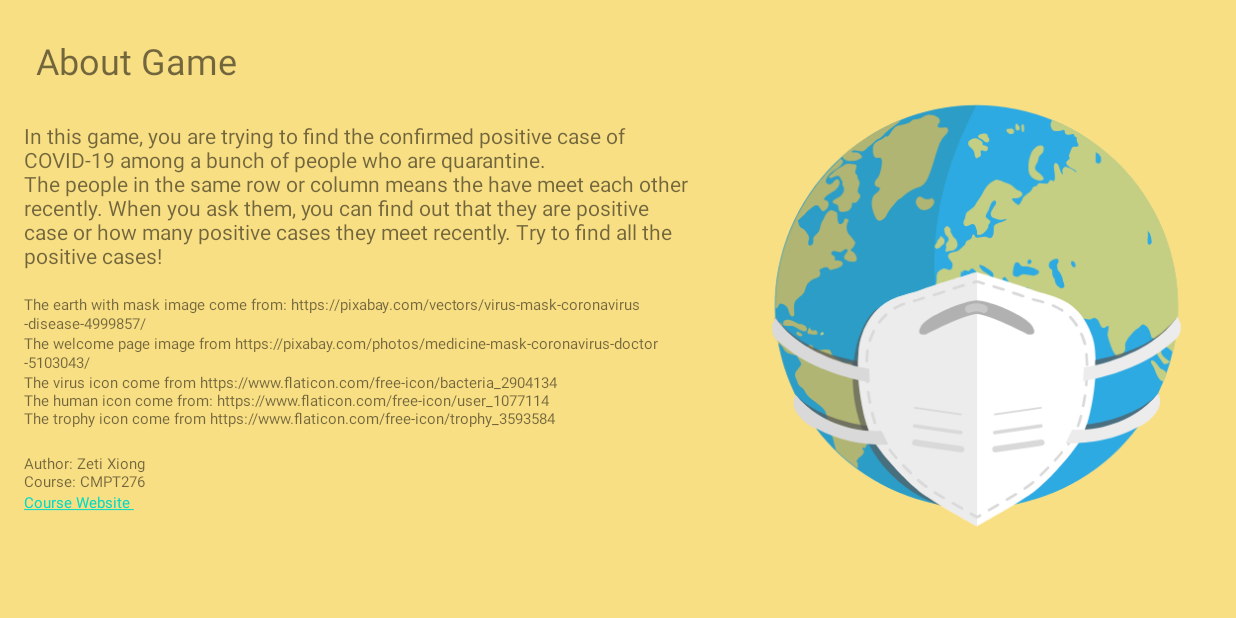
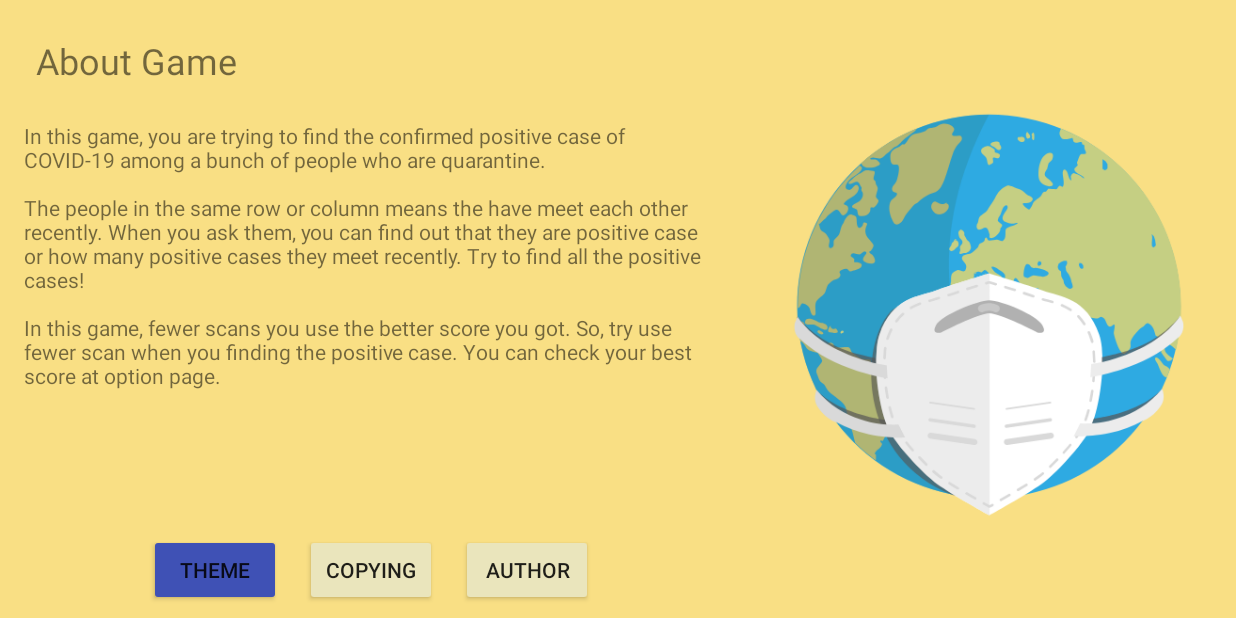
Before and after one commit to XZTDean/Mining_Game, an Android app: the HelpActivity screen opened directly, with no data from a screen before it, on a phone screen of 824 x 412 dp (held sideways). Run offline under Robolectric (Android 15) with nearby library versions, the phone set to English and light mode, and no system bars.

Commit message:
Change UI in help page to three parts

```diff
--- a/app/build.gradle
+++ b/app/build.gradle
@@ -29,7 +29,7 @@ android {
 dependencies {
     implementation fileTree(dir: "libs", include: ["*.jar"])
     implementation 'androidx.appcompat:appcompat:1.2.0'
-    implementation 'androidx.constraintlayout:constraintlayout:2.0.1'
+    implementation 'androidx.constraintlayout:constraintlayout:2.0.2'
     implementation 'com.google.android.material:material:1.2.1'
     implementation 'androidx.legacy:legacy-support-v4:1.0.0'
     implementation 'com.google.code.gson:gson:2.8.6'
--- a/app/src/main/java/ca/cmpt276/as3/HelpActivity.java
+++ b/app/src/main/java/ca/cmpt276/as3/HelpActivity.java
@@ -1,18 +1,25 @@
 package ca.cmpt276.as3;
 
 import androidx.appcompat.app.AppCompatActivity;
+import androidx.core.content.ContextCompat;
 
 import android.content.Context;
 import android.content.Intent;
+import android.content.res.ColorStateList;
 import android.os.Bundle;
-import android.text.Html;
 import android.text.method.LinkMovementMethod;
+import android.view.View;
+import android.widget.Button;
 import android.widget.TextView;
 
 /**
  * This class is java class for help page
  */
 public class HelpActivity extends AppCompatActivity {
+    private final int THEME = R.id.theme_button;
+    private final int COPYING = R.id.resource_button;
+    private final int AUTHOR = R.id.author_button;
+    private int current = THEME;
 
     public static Intent makeIntent(Context c) {
         return new Intent(c, HelpActivity.class);
@@ -23,10 +30,71 @@ public class HelpActivity extends AppCompatActivity {
         super.onCreate(savedInstanceState);
         setContentView(R.layout.activity_help);
 
+        setButton();
+
         TextView textView = findViewById(R.id.help_page_hyperlink);
         textView.setClickable(true);
         textView.setMovementMethod(LinkMovementMethod.getInstance());
-        String text = "<a href='https://opencoursehub.cs.sfu.ca/bfraser/grav-cms/cmpt276/home'> Course Website </a>";
-        textView.setText(Html.fromHtml(text));
+        textView.setText(R.string.website);
+    }
+
+    private void setButton() {
+        Button theme = findViewById(THEME);
+        Button copying = findViewById(COPYING);
+        Button author = findViewById(AUTHOR);
+
+        theme.setOnClickListener(v -> select(THEME));
+        copying.setOnClickListener(v -> select(COPYING));
+        author.setOnClickListener(v -> select(AUTHOR));
+    }
+
+    private void select(int id) {
+        deselect();
+
+        Button button = findViewById(id);
+        int color = ContextCompat.getColor(HelpActivity.this,
+                R.color.btn_selected_help_page);
+        button.setBackgroundTintList(ColorStateList.valueOf(color));
+
+        View view;
+        switch (id) {
+            case THEME:
+                view = findViewById(R.id.help_page_main);
+                break;
+            case COPYING:
+                view = findViewById(R.id.help_page_cite);
+                break;
+            case AUTHOR:
+                view = findViewById(R.id.help_page_author);
+                break;
+            default:
+                throw new IllegalStateException("Unexpected value: " + id);
+        }
+        view.setVisibility(View.VISIBLE);
+
+        current = id;
+    }
+
+    private void deselect() {
+        Button button = findViewById(current);
+        int color = ContextCompat.getColor(HelpActivity.this,
+                R.color.btn_not_selected);
+        button.setBackgroundTintList(ColorStateList.valueOf(color));
+
+        View view;
+        switch (current) {
+            case THEME:
+                view = findViewById(R.id.help_page_main);
+                break;
+            case COPYING:
+                view = findViewById(R.id.help_page_cite);
+                break;
+            case AUTHOR:
+                view = findViewById(R.id.help_page_author);
+                break;
+            default:
+                throw new IllegalStateException("Unexpected value: " + current);
+        }
+        view.setVisibility(View.INVISIBLE);
     }
 }
--- a/app/src/main/res/layout/activity_help.xml
+++ b/app/src/main/res/layout/activity_help.xml
@@ -12,7 +12,7 @@
         android:layout_width="wrap_content"
         android:layout_height="wrap_content"
         android:orientation="vertical"
-        app:layout_constraintGuide_begin="478dp" />
+        app:layout_constraintGuide_percent="0.6" />
 
     <ImageView
         android:id="@+id/help_page_image"
@@ -39,11 +39,13 @@
     <TextView
         android:id="@+id/help_page_main"
         android:layout_width="0dp"
-        android:layout_height="wrap_content"
+        android:layout_height="0dp"
         android:layout_marginStart="16dp"
         android:layout_marginTop="24dp"
         android:layout_marginEnd="16dp"
+        android:layout_marginBottom="16dp"
         android:text="@string/help_page_main"
+        app:layout_constraintBottom_toBottomOf="@+id/help_page_cite"
         app:layout_constraintEnd_toStartOf="@+id/guideline8"
         app:layout_constraintStart_toStartOf="parent"
         app:layout_constraintTop_toBottomOf="@+id/help_page_heading" />
@@ -51,32 +53,84 @@
     <TextView
         android:id="@+id/help_page_cite"
         android:layout_width="0dp"
-        android:layout_height="wrap_content"
-        android:layout_marginTop="16dp"
+        android:layout_height="0dp"
+        android:layout_marginStart="16dp"
+        android:layout_marginTop="24dp"
+        android:layout_marginEnd="16dp"
+        android:layout_marginBottom="16dp"
+        android:autoLink="web"
         android:text="@string/help_page_cite"
-        android:textSize="10sp"
-        app:layout_constraintEnd_toEndOf="@+id/help_page_main"
-        app:layout_constraintStart_toStartOf="@+id/help_page_main"
-        app:layout_constraintTop_toBottomOf="@+id/help_page_main" />
+        android:visibility="invisible"
+        app:layout_constraintBottom_toTopOf="@+id/linearLayout3"
+        app:layout_constraintEnd_toStartOf="@+id/guideline8"
+        app:layout_constraintStart_toStartOf="parent"
+        app:layout_constraintTop_toBottomOf="@+id/help_page_heading" />
 
-    <TextView
+    <LinearLayout
         android:id="@+id/help_page_author"
         android:layout_width="0dp"
-        android:layout_height="wrap_content"
-        android:layout_marginTop="16dp"
-        android:text="@string/help_page_author"
-        android:textSize="10sp"
-        app:layout_constraintEnd_toEndOf="@+id/help_page_cite"
-        app:layout_constraintStart_toStartOf="@+id/help_page_cite"
-        app:layout_constraintTop_toBottomOf="@+id/help_page_cite" />
+        android:layout_height="0dp"
+        android:layout_marginStart="16dp"
+        android:layout_marginTop="24dp"
+        android:layout_marginEnd="16dp"
+        android:layout_marginBottom="16dp"
+        android:orientation="vertical"
+        android:visibility="invisible"
+        app:layout_constraintBottom_toBottomOf="@+id/help_page_main"
+        app:layout_constraintEnd_toStartOf="@+id/guideline8"
+        app:layout_constraintStart_toStartOf="parent"
+        app:layout_constraintTop_toBottomOf="@+id/help_page_heading">
 
-    <TextView
-        android:id="@+id/help_page_hyperlink"
+        <TextView
+            android:id="@+id/help_page_author_info"
+            android:layout_width="wrap_content"
+            android:layout_height="wrap_content"
+            android:layout_marginTop="16dp"
+            android:text="@string/help_page_author" />
+
+        <TextView
+            android:id="@+id/help_page_hyperlink"
+            android:layout_width="wrap_content"
+            android:layout_height="wrap_content" />
+    </LinearLayout>
+
+    <LinearLayout
+        android:id="@+id/linearLayout3"
         android:layout_width="0dp"
         android:layout_height="wrap_content"
-        android:textSize="10sp"
-        app:layout_constraintEnd_toEndOf="@+id/help_page_author"
-        app:layout_constraintStart_toStartOf="@+id/help_page_author"
-        app:layout_constraintTop_toBottomOf="@+id/help_page_author" />
+        android:layout_marginBottom="8dp"
+        android:gravity="center"
+        android:orientation="horizontal"
+        app:layout_constraintBottom_toBottomOf="parent"
+        app:layout_constraintEnd_toStartOf="@+id/guideline8"
+        app:layout_constraintStart_toStartOf="parent">
+
+        <Button
+            android:id="@+id/theme_button"
+            android:layout_width="wrap_content"
+            android:layout_height="wrap_content"
+            android:layout_marginStart="8dp"
+            android:layout_marginEnd="8dp"
+            android:backgroundTint="@color/btn_selected_help_page"
+            android:text="@string/theme_btn" />
+
+        <Button
+            android:id="@+id/resource_button"
+            android:layout_width="wrap_content"
+            android:layout_height="wrap_content"
+            android:layout_marginStart="8dp"
+            android:layout_marginEnd="8dp"
+            android:backgroundTint="@color/btn_not_selected"
+            android:text="@string/copying_btn" />
+
+        <Button
+            android:id="@+id/author_button"
+            android:layout_width="wrap_content"
+            android:layout_height="wrap_content"
+            android:layout_marginStart="8dp"
+            android:layout_marginEnd="8dp"
+            android:backgroundTint="@color/btn_not_selected"
+            android:text="@string/author_btn" />
+    </LinearLayout>
 
 </androidx.constraintlayout.widget.ConstraintLayout>
--- a/app/src/main/res/values/colors.xml
+++ b/app/src/main/res/values/colors.xml
@@ -8,4 +8,6 @@
     <color name="potential">#FF9800</color>
     <color name="confirmed">#F44336</color>
     <color name="safe">#4CAF50</color>
+    <color name="btn_not_selected">#EAE5BC</color>
+    <color name="btn_selected_help_page">#3F51B5</color>
 </resources>
--- a/app/src/main/res/values/strings.xml
+++ b/app/src/main/res/values/strings.xml
@@ -17,23 +17,30 @@
     <string name="board_size_show">"%1$d&#160;X&#160;%2$d"</string>
     <string name="select_mine_number">Number of confirmed cases:</string>
     <string name="select_board_size">The size of relation map:</string>
+    <string name="about_game">About Game</string>
     <string name="help_page_main">In this game, you are trying to find the confirmed positive
-        case of COVID-19 among a bunch of people who are quarantine.\nThe people in the
+        case of COVID-19 among a bunch of people who are quarantine.\n\nThe people in the
         same row or column means the have meet each other recently. When you ask them, you
         can find out that they are positive case or how many positive cases they meet recently.
-        Try to find all the positive cases!</string>
-    <string name="about_game">About Game</string>
+        Try to find all the positive cases!\n\nIn this game, fewer scans you use the better
+        score you got. So, try use fewer scan when you finding the positive case. You can check
+        your best score at option page.</string>
     <string name="help_page_cite">The earth with mask image come from:
-        https://pixabay.com/vectors/virus-mask-coronavirus-disease-4999857/\nThe
-        welcome page image from
-        https://pixabay.com/photos/medicine-mask-coronavirus-doctor-5103043/\nThe
-        virus icon come from
-        https://www.flaticon.com/free-icon/bacteria_2904134\nThe
-        human icon come from:
-        https://www.flaticon.com/free-icon/user_1077114\nThe
-        trophy icon come from
-        https://www.flaticon.com/free-icon/trophy_3593584</string>
+        https://pixabay.com/vectors/virus-mask-coronavirus-disease-4999857/
+        \nThe welcome page image from
+        https://pixabay.com/photos/medicine-mask-coronavirus-doctor-5103043/
+        \nLicence: https://pixabay.com/service/license/
+        \n\nThe virus icon come from
+        https://www.flaticon.com/free-icon/bacteria_2904134
+        \nThe human icon come from:
+        https://www.flaticon.com/free-icon/user_1077114
+        \nThe trophy icon come from
+        https://www.flaticon.com/free-icon/trophy_3593584
+        \nLicence: https://www.freepikcompany.com/legal#nav-flaticon-agreement
+        \n\nThe audio play in game made by JamKoo-Live</string>
     <string name="help_page_author">Author: Zeti Xiong\nCourse: CMPT276</string>
+    <string name="website"><a href='https://opencoursehub.cs.sfu.ca/bfraser/grav-cms/cmpt276/home'
+        >Course Website</a></string>
     <string name="num_played">You have played %1$d times and&#160;</string>
     <string name="no_best_score">there is no score yet.</string>
     <string name="best_score">the best score is %1$d.</string>
@@ -41,5 +48,8 @@
     <string name="win_page_current_scan">You used %1$d scans in this game.</string>
     <string name="win_page_best_score">&#160;The best score is %1$d</string>
     <string name="win_page_same_score">&#160;You are the best score!</string>
+    <string name="theme_btn">Theme</string>
+    <string name="copying_btn">COPYING</string>
+    <string name="author_btn">Author</string>
 
 </resources>
```
